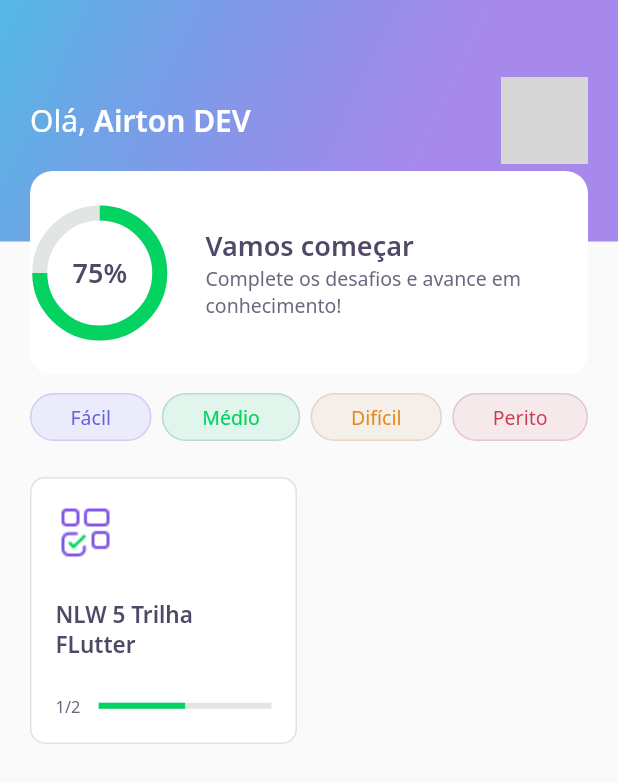
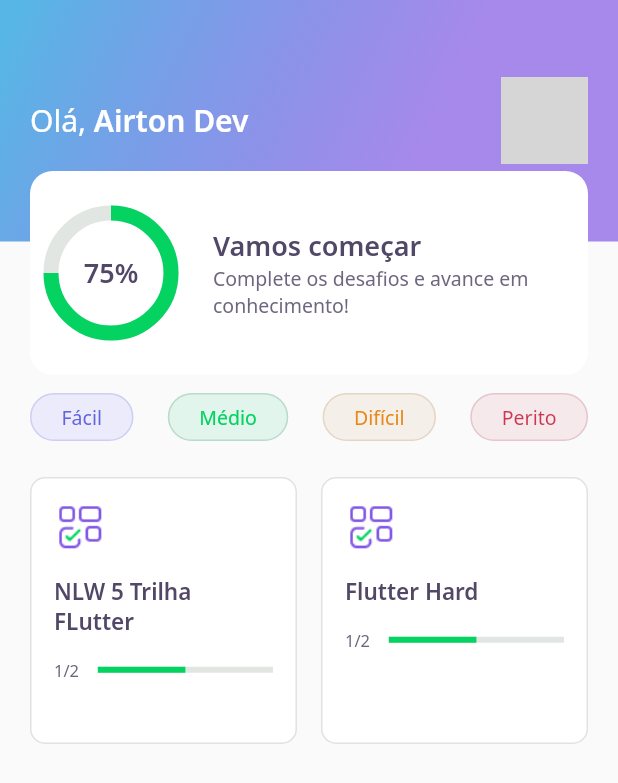
Before and after one commit to notria-12/Dev_Quiz, a Flutter app: the screen it shows after launch, on a phone screen of 412 x 824 dp. Shown: the top 783 px of the screen. Run offline on Flutter 3.47's test engine with Material 2 defaults, Android fonts, the phone set to English and light mode, and no system bars; our stand-ins replace google_fonts; accounts and stored records are empty; network calls fail; grey boxes are pictures that could not be loaded.

Commit message:
add database json's file and correcting overflwos in layout

```diff
--- /dev/null
+++ b/assets/database/quizzes.json
@@ -0,0 +1,49 @@
+[{
+          "title": "NLW 5 Trilha FLutter",
+          "questionAnswered": 1,
+          "questions": [{
+            "title": "Está curtindo Flutter?",
+            "answers": [
+              {"title": "Estou amando"},
+              {"title": "O Flutter é lindo demais"},
+              {"title": "Melhor Framework forever"},
+              {"title": "Show demais!"}
+            ]},
+            {
+                "title": "Está curtindo Flutter?",
+                "answers": [
+                  {"title": "Estou amando"},
+                  {"title": "O Flutter é lindo demais"},
+                  {"title": "Melhor Framework forever"},
+                  {"title": "Show demais!"}
+                ]}
+            ],
+
+          "image": "blocks",
+          "level": "facil"
+
+},
+{"title": "Flutter Hard",
+"questionAnswered": 1,
+"questions": [{
+  "title": "Está curtindo Flutter?",
+  "answers": [
+    {"title": "Estou amando"},
+    {"title": "O Flutter é lindo demais"},
+    {"title": "Melhor Framework forever"},
+    {"title": "Show demais!"}
+  ]},
+  {
+      "title": "Está curtindo Flutter?",
+      "answers": [
+        {"title": "Estou amando"},
+        {"title": "O Flutter é lindo demais"},
+        {"title": "Melhor Framework forever"},
+        {"title": "Show demais!"}
+      ]}
+  ],
+
+"image": "blocks",
+"level": "facil"
+
+}]
--- /dev/null
+++ b/assets/database/user.json
@@ -0,0 +1,5 @@
+{
+    "name": "Airton Dev",
+    "score": 75,
+    "photoUrl": "https://media-exp1.licdn.com/dms/image/C4E03AQGZq0WLwOFUDw/profile-displayphoto-shrink_200_200/0/1565869990477?e=1624492800&v=beta&t=NPSAOwwFEE6W2U7AvuRumPNQz2wVNACqRtDrIYmcJX4"
+}
--- a/lib/home/home_page.dart
+++ b/lib/home/home_page.dart
@@ -1,5 +1,7 @@
 import 'package:dev_quiz/challenge/widgets/quiz/quiz_widget.dart';
+import 'package:dev_quiz/core/core.dart';
 import 'package:dev_quiz/home/home_controller.dart';
+import 'package:dev_quiz/home/home_state.dart';
 import 'package:dev_quiz/home/widgets/app_bar/app_bar_widget.dart';
 import 'package:dev_quiz/home/widgets/level_button/level_button_widget.dart';
 import 'package:dev_quiz/home/widgets/quiz_card/quiz_card_widget.dart';
@@ -15,13 +17,19 @@ class _HomePageState extends State<HomePage> {
 
   @override
   void initState() {
+    super.initState();
+
     homeController.getQuizzes();
     homeController.getUser();
-    super.initState();
+
+    homeController.stateNotifier.addListener(() {
+      setState(() {});
+    });
   }
 
   @override
   Widget build(BuildContext context) {
+    if (homeController.state == HomeState.sucess) {
       return Scaffold(
           appBar: AppBarWidget(
             user: homeController.user!,
@@ -59,13 +67,21 @@ class _HomePageState extends State<HomePage> {
                       .map((e) => QuizCardWidget(
                             title: e.title,
                             completed:
-                              "${e.questionAnswered}/${e.question.length}",
-                          percent: e.questionAnswered / e.question.length,
+                                "${e.questionAnswered}/${e.questions.length}",
+                            percent: e.questionAnswered / e.questions.length,
                           ))
                       .toList(),
                 ))
               ],
             ),
           ));
+    } else {
+      return Scaffold(
+        body: Center(
+          child: CircularProgressIndicator(
+              valueColor: AlwaysStoppedAnimation<Color>(AppColors.darkGreen)),
+        ),
+      );
     }
   }
+}
--- a/lib/home/widgets/level_button/level_button_widget.dart
+++ b/lib/home/widgets/level_button/level_button_widget.dart
@@ -44,7 +44,7 @@ class LevelButtonWidget extends StatelessWidget {
           color: color,
           border: Border.fromBorderSide(BorderSide(color: borderColor))),
       child: Padding(
-        padding: const EdgeInsets.symmetric(horizontal: 26, vertical: 6),
+        padding: const EdgeInsets.symmetric(horizontal: 20, vertical: 6),
         child: Text(label,
             style: GoogleFonts.notoSans(color: fontColor, fontSize: 13)),
       ),
--- a/lib/home/widgets/quiz_card/quiz_card_widget.dart
+++ b/lib/home/widgets/quiz_card/quiz_card_widget.dart
@@ -15,7 +15,7 @@ class QuizCardWidget extends StatelessWidget {
   @override
   Widget build(BuildContext context) {
     return Container(
-      padding: EdgeInsets.all(16),
+      padding: EdgeInsets.all(15),
       decoration: BoxDecoration(
           border: Border.fromBorderSide(BorderSide(color: AppColors.border)),
           color: AppColors.white,
@@ -24,19 +24,19 @@ class QuizCardWidget extends StatelessWidget {
         crossAxisAlignment: CrossAxisAlignment.start,
         children: [
           Container(
-            height: 40,
-            width: 40,
+            height: 35,
+            width: 35,
             child: Image.asset(AppImages.blocks),
           ),
           SizedBox(
-            height: 24,
+            height: 15,
           ),
           Text(
             title,
             style: AppTextStyles.heading15,
           ),
           SizedBox(
-            height: 24,
+            height: 15,
           ),
           Row(
             children: [
--- a/lib/home/widgets/score_card/score_card_widget.dart
+++ b/lib/home/widgets/score_card/score_card_widget.dart
@@ -10,6 +10,7 @@ class ScoreCardWidget extends StatelessWidget {
     return Padding(
       padding: const EdgeInsets.symmetric(horizontal: 20),
       child: Container(
+        padding: const EdgeInsets.symmetric(horizontal: 10),
         height: 136,
         decoration: BoxDecoration(
             color: AppColors.white, borderRadius: BorderRadius.circular(15)),
--- a/lib/shared/models/quiz_model.dart
+++ b/lib/shared/models/quiz_model.dart
@@ -1,19 +1,62 @@
-import 'package:dev_quiz/shared/models/answer_model.dart';
+import 'dart:convert';
 import 'package:dev_quiz/shared/models/question_model.dart';
 
 enum Level { facil, medio, dificil, perito }
 
+extension LevelStringExt on String {
+  Level get levelParse => {
+        'facil': Level.facil,
+        'medio': Level.medio,
+        'dificil': Level.dificil,
+        'perito': Level.perito
+      }[this]!;
+}
+
+extension LevelExt on Level {
+  String get parse => {
+        Level.facil: 'facil',
+        Level.medio: 'medio',
+        Level.dificil: 'dificil',
+        Level.perito: 'perito'
+      }[this]!;
+}
+
 class QuizModel {
   final String title;
-  final List<QuestionModel> question;
+  final List<QuestionModel> questions;
   final int questionAnswered;
   final String image;
   final Level level;
 
   QuizModel(
       {required this.title,
-      required this.question,
+      required this.questions,
       this.questionAnswered = 0,
       required this.image,
       required this.level});
+
+  Map<String, dynamic> toMap() {
+    return {
+      'title': title,
+      'questions': questions.map((x) => x.toMap()).toList(),
+      'questionAnswered': questionAnswered,
+      'image': image,
+      'level': level.parse,
+    };
+  }
+
+  factory QuizModel.fromMap(Map<String, dynamic> map) {
+    return QuizModel(
+        title: map['title'],
+        questions: List<QuestionModel>.from(
+            map['questions']?.map((x) => QuestionModel.fromMap(x))),
+        questionAnswered: map['questionAnswered'],
+        image: map['image'],
+        level: map['level'].toString().levelParse);
+  }
+
+  String toJson() => json.encode(toMap());
+
+  factory QuizModel.fromJson(String source) =>
+      QuizModel.fromMap(json.decode(source));
 }
--- a/lib/shared/models/user_model.dart
+++ b/lib/shared/models/user_model.dart
@@ -1,11 +1,23 @@
+import 'dart:convert';
+
 class UserModel {
   final String name;
   final String photoUrl;
   final int score;
 
-  UserModel({
-    required this.name,
-    required this.photoUrl,
-    required this.score,
-  });
+  UserModel({required this.name, required this.photoUrl, required this.score});
+
+  Map<String, dynamic> toMap() {
+    return {'name': name, 'photoUrl': photoUrl, 'score': score};
+  }
+
+  factory UserModel.fromMap(Map<String, dynamic> map) {
+    return UserModel(
+        name: map['name'], photoUrl: map['photoUrl'], score: map['score']);
+  }
+
+  String toJson() => json.encode(toMap());
+
+  factory UserModel.fromJson(String source) =>
+      UserModel.fromMap(json.decode(source));
 }
--- a/pubspec.yaml
+++ b/pubspec.yaml
@@ -18,5 +18,6 @@ dev_dependencies:
 flutter:
   assets:
     - assets/images/
+    - assets/database/
 
   uses-material-design: true
```
Also changed, not shown: lib/home/home_controller.dart (+15 -29 lines), lib/home/home_repository.dart (added, +24 -0 lines), lib/shared/models/answer_model.dart (+21 -0 lines), lib/shared/models/question_model.dart (+22 -0 lines), pubspec.lock. Lines whose indentation alone changed are shown as unchanged.
